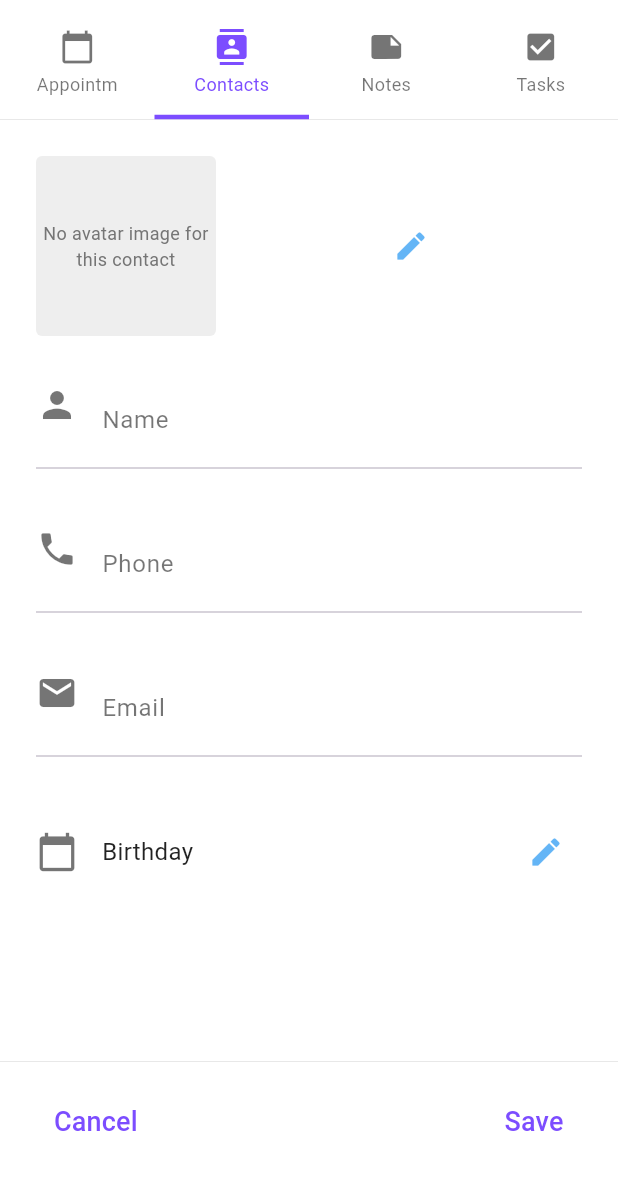
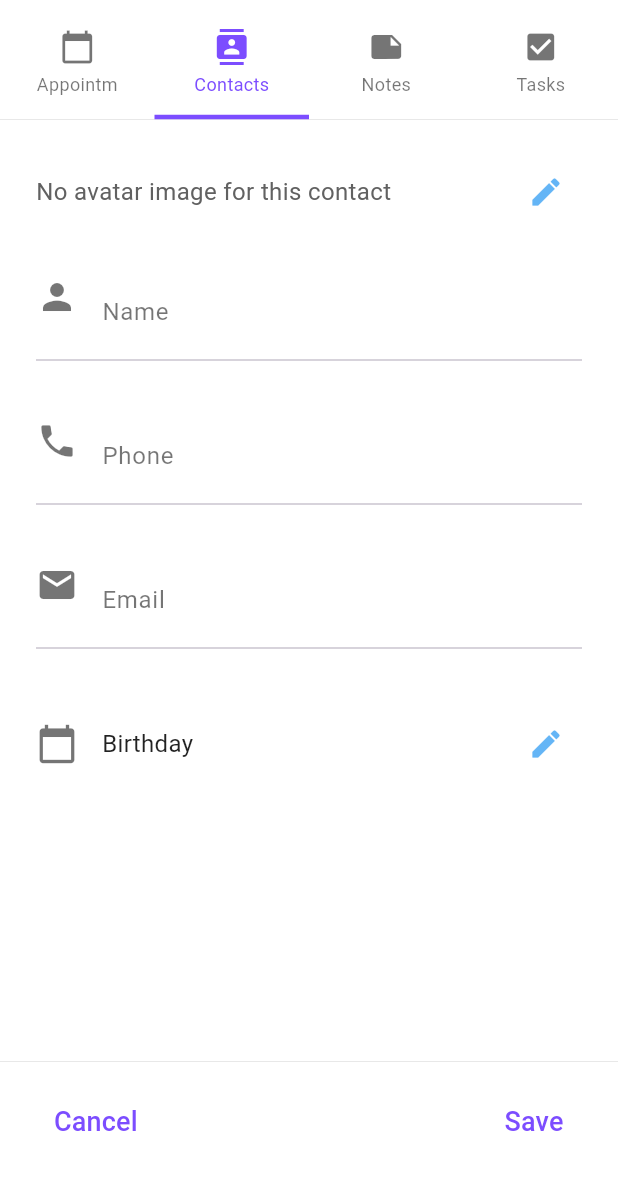
Before and after one commit to luisfelipe03/projetos_tcc, a Flutter app: the ContactEntryScreen screen opened directly, on a phone screen of 412 x 824 dp, the part 54-1236 px from its top. Run offline on Flutter 3.47's test engine with Material 3 defaults, Android fonts, the phone set to English and light mode, and no system bars; our stand-ins replace flutter_slidable, image_picker, sqflite; accounts and stored records are empty.

Commit message:
v3: Iteração 12

```diff
--- a/3_flutterbook_to_do_list_notes_contacts_v3/lib/views/contact_entry_screen.dart
+++ b/3_flutterbook_to_do_list_notes_contacts_v3/lib/views/contact_entry_screen.dart
@@ -168,45 +168,63 @@ class _ContactEntryScreenState extends State<ContactEntryScreen> {
               // Avatar section
               GestureDetector(
                 onTap: _showImageSourceDialog,
-                child: Row(
-                  children: [
-                    Container(
-                      width: 120,
-                      height: 120,
+                child:
+                    _avatarImage != null
+                        ? Container(
+                          width: double.infinity,
+                          height: 200,
                           decoration: BoxDecoration(
-                        color: Colors.grey[200],
                             borderRadius: BorderRadius.circular(4),
                           ),
-                      child:
-                          _avatarImage != null
-                              ? ClipRRect(
+                          child: Stack(
+                            children: [
+                              ClipRRect(
                                 borderRadius: BorderRadius.circular(4),
                                 child: Image.file(
                                   _avatarImage!,
+                                  width: double.infinity,
+                                  height: 200,
                                   fit: BoxFit.cover,
                                 ),
-                              )
-                              : Center(
-                                child: Text(
-                                  'No avatar image for this contact',
-                                  textAlign: TextAlign.center,
-                                  style: TextStyle(
-                                    color: Colors.grey[600],
-                                    fontSize: 12,
                               ),
+                              Positioned(
+                                top: 8,
+                                right: 8,
+                                child: Container(
+                                  decoration: BoxDecoration(
+                                    color: Colors.white,
+                                    borderRadius: BorderRadius.circular(20),
                                   ),
-                              ),
-                    ),
-                    const SizedBox(width: 16),
-                    Expanded(
                                   child: IconButton(
-                        icon: Icon(
+                                    icon: const Icon(
                                       Icons.edit,
                                       color: AppColors.accent,
                                       size: AppSizes.iconSize,
                                     ),
                                     onPressed: _showImageSourceDialog,
                                   ),
+                                ),
+                              ),
+                            ],
+                          ),
+                        )
+                        : Row(
+                          mainAxisAlignment: MainAxisAlignment.spaceBetween,
+                          children: [
+                            Text(
+                              'No avatar image for this contact',
+                              style: TextStyle(
+                                color: Colors.grey[700],
+                                fontSize: 16,
+                              ),
+                            ),
+                            IconButton(
+                              icon: const Icon(
+                                Icons.edit,
+                                color: AppColors.accent,
+                                size: AppSizes.iconSize,
+                              ),
+                              onPressed: _showImageSourceDialog,
                             ),
                           ],
                         ),
```
Also changed, not shown: 1 other file. Lines whose indentation alone changed are shown as unchanged.
